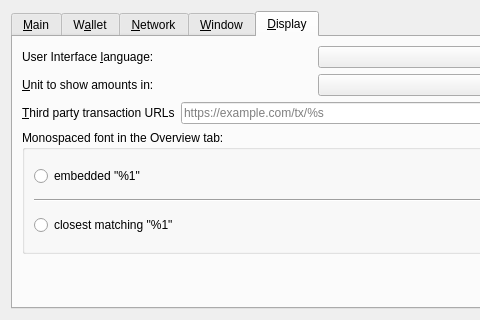
First picture: the form in src/qt/forms/optionsdialog.ui, repository equalishcoin/equalishcoind, before the edit; both pictures show x 0 to 480 and y 0 to 320 of the 630 by 440 pixel window.
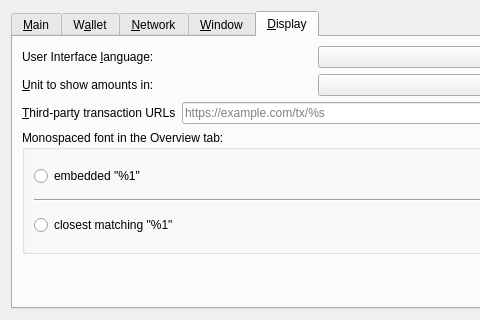
Second picture: the form after the edit. The open tabs and pages were chosen to show the change. Custom widgets are drawn as their Qt base class.

Commit message:
qt: hyphenate usage of third-party modifier
Our usage of "third-party" should be hyphenated
as it is being used as a modifier of both "URL"
and "transaction URLs".

What changed in the file:
```diff
--- a/src/qt/forms/optionsdialog.ui
+++ b/src/qt/forms/optionsdialog.ui
@@ -712,7 +712,7 @@
             <string>Third party URLs (e.g. a block explorer) that appear in the transactions tab as context menu items. %s in the URL is replaced by transaction hash. Multiple URLs are separated by vertical bar |.</string>
            </property>
            <property name="text">
-            <string>&amp;Third party transaction URLs</string>
+            <string>&amp;Third-party transaction URLs</string>
            </property>
            <property name="buddy">
             <cstring>thirdPartyTxUrls</cstring>
```
Left out of the diff: 4 changed lines with no effect on the pictures.
